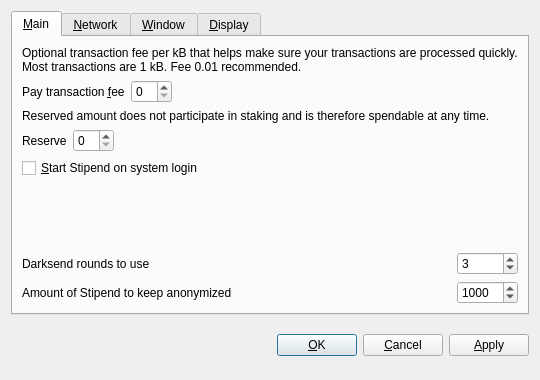
This is src/qt/forms/optionsdialog.ui in Stipend-Developer/stipend as Qt 5 draws it before an edit. The edited form follows.
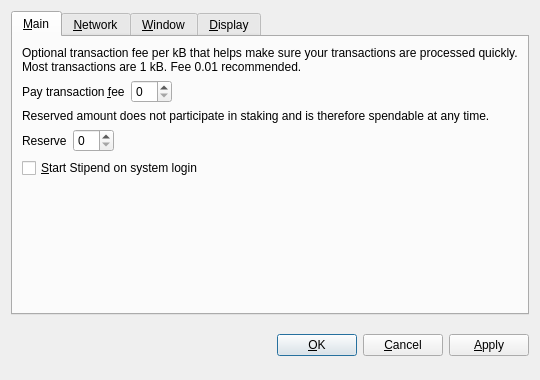
This is the edited form. Custom widgets are drawn as their Qt base class.

Commit message: Finalize optionsdialog.ui for wallet redesign

```diff
--- a/src/qt/forms/optionsdialog.ui
+++ b/src/qt/forms/optionsdialog.ui
@@ -145,67 +145,6 @@
          </property>
         </spacer>
        </item>
-       <item row="6" column="0">
-        <widget class="QLabel" name="label">
-         <property name="toolTip">
-          <string>&lt;html&gt;&lt;head/&gt;&lt;body&gt;&lt;p&gt;This setting determines the amount of individual masternodes that an input will be anonymized through. More rounds of anonymization gives a higher degree of privacy, but also costs more in fees.&lt;/p&gt;&lt;/body&gt;&lt;/html&gt;</string>
-         </property>
-         <property name="text">
-          <string>Darksend rounds to use</string>
-         </property>
-        </widget>
-       </item>
-       <item row="6" column="1">
-        <widget class="QSpinBox" name="darksendRounds">
-         <property name="minimum">
-          <number>2</number>
-         </property>
-         <property name="maximum">
-          <number>16</number>
-         </property>
-         <property name="value">
-          <number>3</number>
-         </property>
-        </widget>
-       </item>
-       <item row="7" column="0">
-        <widget class="QLabel" name="label_2">
-         <property name="toolTip">
-          <string>This amount acts as a threshold to turn off Darksend once it's reached.</string>
-         </property>
-         <property name="statusTip">
-          <string notr="true"/>
-         </property>
-         <property name="whatsThis">
-          <string notr="true"/>
-         </property>
-         <property name="accessibleName">
-          <string notr="true"/>
-         </property>
-         <property name="accessibleDescription">
-          <string notr="true"/>
-         </property>
-         <property name="text">
-          <string>Amount of Stipend to keep anonymized</string>
-         </property>
-        </widget>
-       </item>
-       <item row="7" column="1">
-        <widget class="QSpinBox" name="anonymizeStipend">
-         <property name="minimum">
-          <number>2</number>
-         </property>
-         <property name="maximum">
-          <number>10000</number>
-         </property>
-         <property name="singleStep">
-          <number>10</number>
-         </property>
-         <property name="value">
-          <number>1000</number>
-         </property>
-        </widget>
-       </item>
       </layout>
      </widget>
      <widget class="QWidget" name="tabNetwork">
```
